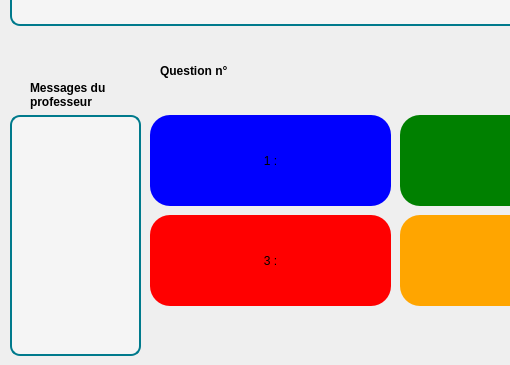
Before: the Qt Designer form InterfaceEleve/interfaceqcm.ui in Sam-Depardieu/Labo-de-langue, drawn with Qt 5; both pictures show x 0 to 510 and y 115 to 480 of the 800 by 480 pixel window.
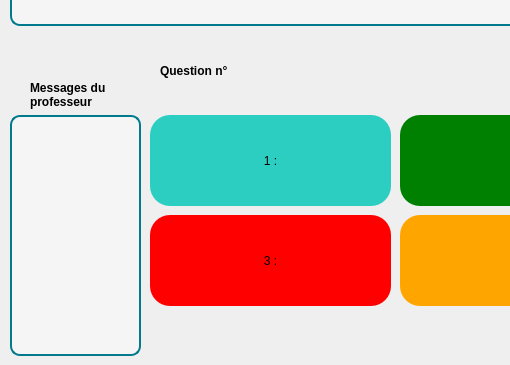
After: the same form once the commit is applied. Icons and pictures are not drawn.

```diff
--- a/InterfaceEleve/interfaceqcm.ui
+++ b/InterfaceEleve/interfaceqcm.ui
@@ -88,7 +88,7 @@
    </property>
    <property name="styleSheet">
     <string notr="true">QPushButton {
-    background-color:blue; /* Fond bleu */
+    background-color:rgb(44,206,193); /* Fond bleu */
     border-radius: 20px; /* Optionnel : coins arrondis */
 }</string>
    </property>
```
